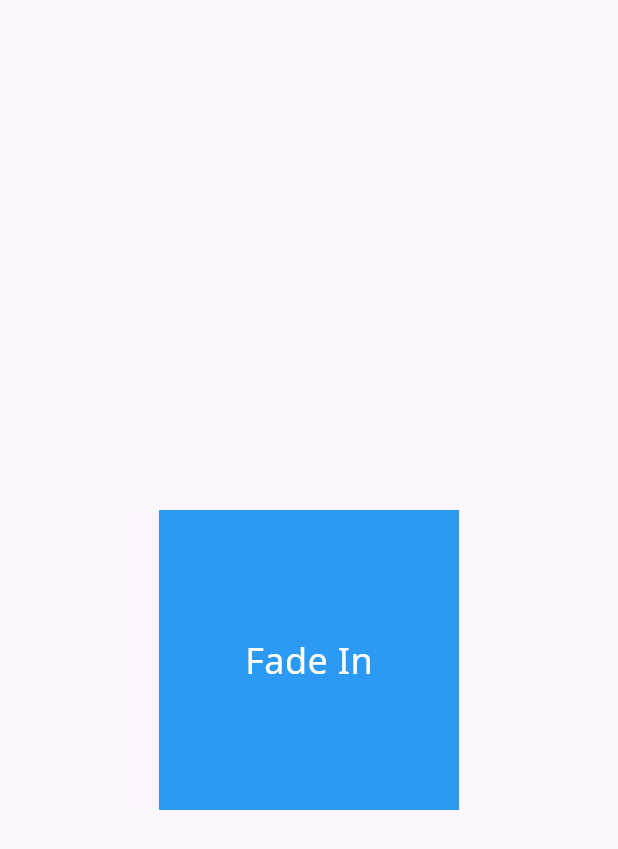
After one commit to seungiloh5/tutorial_fullstack_dev, a Flutter app: the FadeIn screen opened directly, on a phone screen of 412 x 824 dp. The commit adds this screen. Shown: the top 849 px of the screen. Run offline on Flutter 3.47's test engine with Material 3 defaults, Android fonts, the phone set to English and light mode, and no system bars; our stand-ins replace get; Roboto replaces fonts that are missing (Noto Sans).

Commit message:
풀스택 개발 5장-3.1 애니메이션과 트랜지션의 기본 원리

```diff
--- /dev/null
+++ b/carrot_flutter/lib/examples/animation_fade_in.dart
@@ -0,0 +1,63 @@
+import 'package:flutter/material.dart';
+
+void main() {
+  runApp(const MaterialApp(
+    home: FadeIn(),
+  ));
+}
+
+class FadeIn extends StatefulWidget {
+  const FadeIn({super.key});
+
+  @override
+  State<FadeIn> createState() => _FadeInState();
+}
+
+class _FadeInState extends State<FadeIn> with SingleTickerProviderStateMixin {
+  late AnimationController controller;
+  late Animation<double> animation;
+
+  @override
+  void initState() {
+    super.initState();
+    controller = AnimationController(
+      duration: const Duration(seconds: 2),
+      vsync: this,
+    );
+
+    animation = Tween(begin: 0.0, end: 1.0).animate(controller)
+      ..addListener(() {
+        setState(() {});
+      });
+    controller.forward();
+  }
+
+  @override
+  void dispose() {
+    controller.dispose();
+    super.dispose();
+  }
+
+  @override
+  Widget build(BuildContext context) {
+    return Scaffold(
+      appBar: AppBar(),
+      body: Center(
+        child: Opacity(
+          opacity: animation.value,
+          child: Container(
+            width: 200,
+            height: 200,
+            color: Colors.blue,
+            child: const Center(
+              child: Text(
+                'Fade In',
+                style: TextStyle(color: Colors.white, fontSize: 24),
+              ),
+            ),
+          ),
+        ),
+      ),
+    );
+  }
+}
--- a/carrot_flutter/lib/main.dart
+++ b/carrot_flutter/lib/main.dart
@@ -1,7 +1,5 @@
 import 'package:flutter/material.dart';
 import 'src/app.dart';
-// import 'src/screens/feed/change_screen.dart'; // 풀스택 개발 3장-1.4 데이터 전달을 통한 화면 전환
-// import 'src/app_design_system.dart'; // 풀스택 개발 5장-2.2 디자인 시스템
 
 void main() {
   runApp(const MyApp());
```
Also changed, not shown: carrot_flutter/lib/examples/animation_transition.dart (added, +57 -0 lines), carrot_flutter/lib/examples/animation_user_interaction.dart (added, +38 -0 lines), carrot_flutter/lib/examples/architecture_bloc.dart (renamed from carrot_flutter/lib/examples/bloc.dart), carrot_flutter/lib/examples/architecture_mvc.dart (renamed from carrot_flutter/lib/examples/mvc.dart), carrot_flutter/lib/examples/architecture_mvvm.dart (renamed from carrot_flutter/lib/examples/mvvm.dart).
